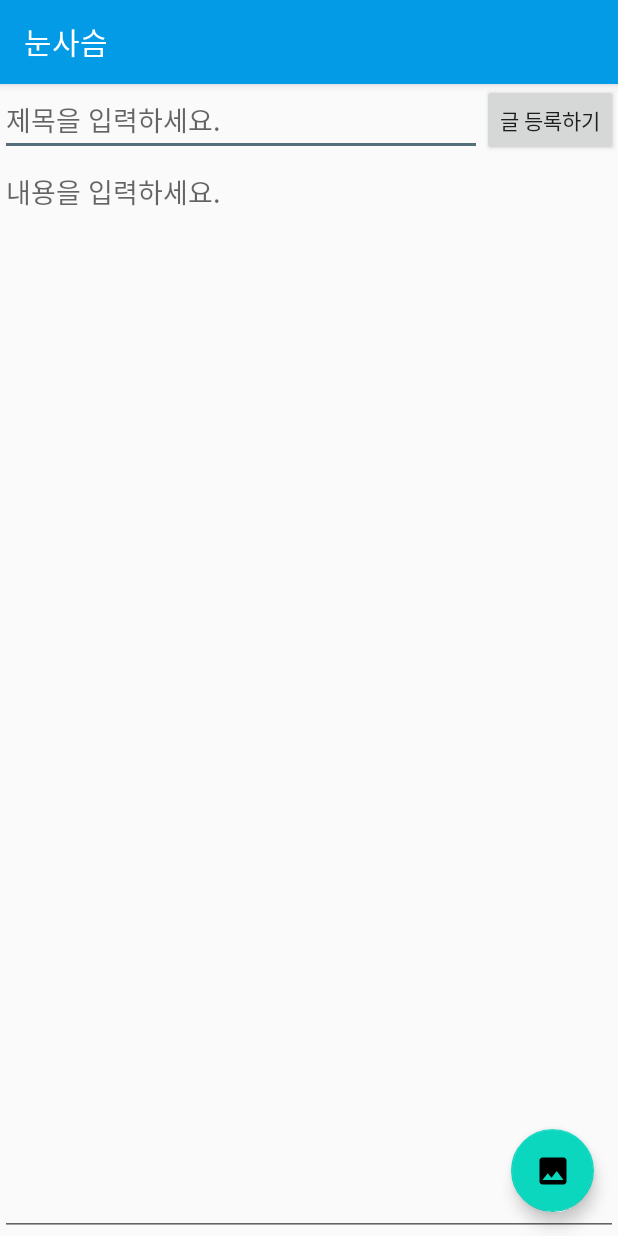
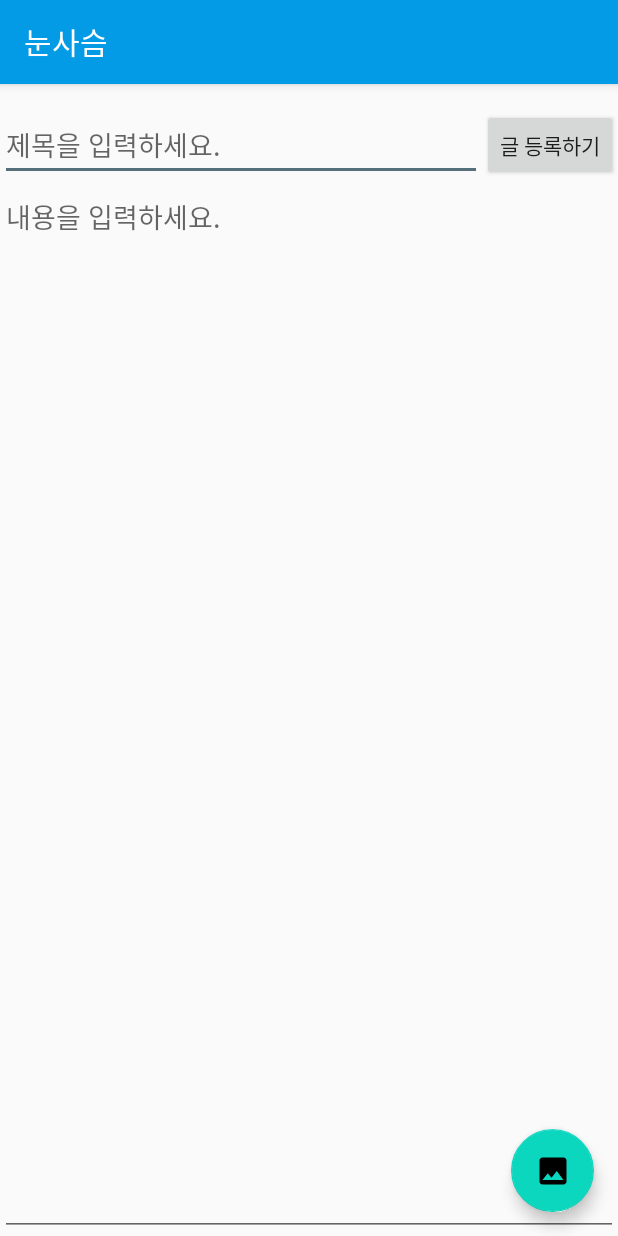
Before and after one commit to tmsgod2/IdeaBoard, an Android app: the newpost screen opened directly, with no data from a screen before it, on a phone screen of 412 x 824 dp. Run offline under Robolectric (Android 15) with nearby library versions, the phone set to English and light mode, and no system bars.

Commit message:
activity_newpost 레이아웃 수정

```diff
--- a/app/src/main/res/layout/activity_newpost.xml
+++ b/app/src/main/res/layout/activity_newpost.xml
@@ -9,7 +9,7 @@
     <com.google.android.material.floatingactionbutton.FloatingActionButton
         android:id="@+id/newpost_addImage_Button"
         android:layout_width="55dp"
-        android:layout_height="55dp"
+        android:layout_height="0dp"
         android:layout_marginEnd="16dp"
         android:layout_marginBottom="16dp"
         android:clickable="true"
@@ -18,17 +18,15 @@
         app:layout_constraintEnd_toEndOf="parent"
         app:srcCompat="@drawable/ic_image_black_24dp" />
 
-    <LinearLayout
-        android:id="@+id/linearLayout"
-        android:layout_width="match_parent"
-        android:layout_height="match_parent"
-        android:orientation="vertical"
-        app:layout_constraintBottom_toBottomOf="parent">
-
     <TableLayout
+        android:id="@+id/tableLayout"
         android:layout_width="wrap_content"
         android:layout_height="wrap_content"
-            android:stretchColumns="0">
+        android:layout_marginBottom="616dp"
+        android:stretchColumns="0"
+        app:layout_constraintBottom_toTopOf="@+id/newpost_addImage_Button"
+        app:layout_constraintStart_toStartOf="@+id/editText2"
+        app:layout_constraintTop_toTopOf="parent">
 
         <TableRow
             android:layout_width="match_parent"
@@ -55,13 +53,16 @@
 
     <EditText
         android:id="@+id/editText2"
-            android:layout_width="match_parent"
-            android:layout_height="match_parent"
+        android:layout_width="0dp"
+        android:layout_height="0dp"
         android:ems="10"
         android:gravity="start|top"
         android:hint="내용을 입력하세요."
-            android:inputType="textMultiLine" />
+        android:inputType="textMultiLine"
+        app:layout_constraintBottom_toBottomOf="parent"
+        app:layout_constraintEnd_toEndOf="parent"
+        app:layout_constraintStart_toStartOf="parent"
+        app:layout_constraintTop_toBottomOf="@+id/tableLayout" />
 
-    </LinearLayout>
 
 </androidx.constraintlayout.widget.ConstraintLayout>
```
Lines whose indentation alone changed are shown as unchanged.
